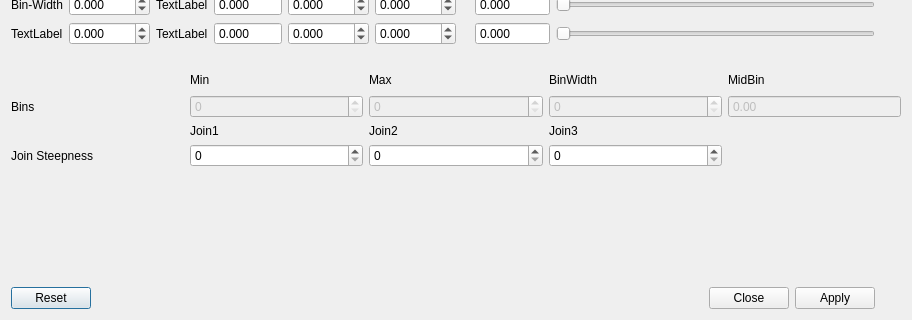
Above: src/equationdialog.ui from nmfs-ost/ss3-ssi before the change; both pictures show x 0 to 912 and y 241 to 561 of the 912 by 561 pixel window. Below: the same form after it.
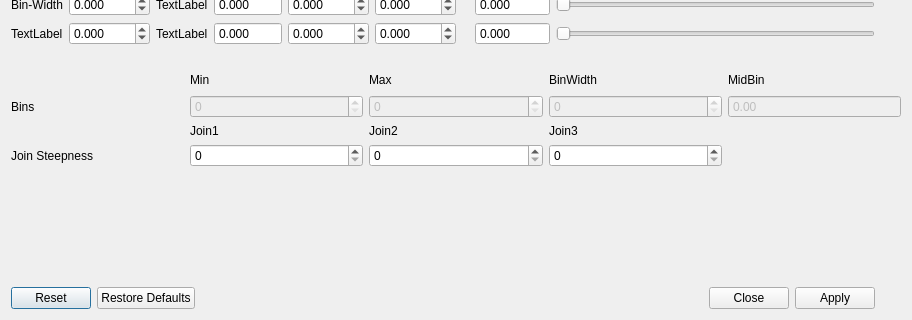
That is the form after the change.

The edit to the form file:
```diff
--- a/src/equationdialog.ui
+++ b/src/equationdialog.ui
@@ -1011,7 +1011,7 @@
       <enum>Qt::Horizontal</enum>
      </property>
      <property name="standardButtons">
-      <set>QDialogButtonBox::Apply|QDialogButtonBox::Close|QDialogButtonBox::Reset</set>
+      <set>QDialogButtonBox::Apply|QDialogButtonBox::Close|QDialogButtonBox::Reset|QDialogButtonBox::RestoreDefaults</set>
      </property>
      <property name="centerButtons">
       <bool>false</bool>
```
Left out of the diff: 3 changed lines with no effect on the pictures.
